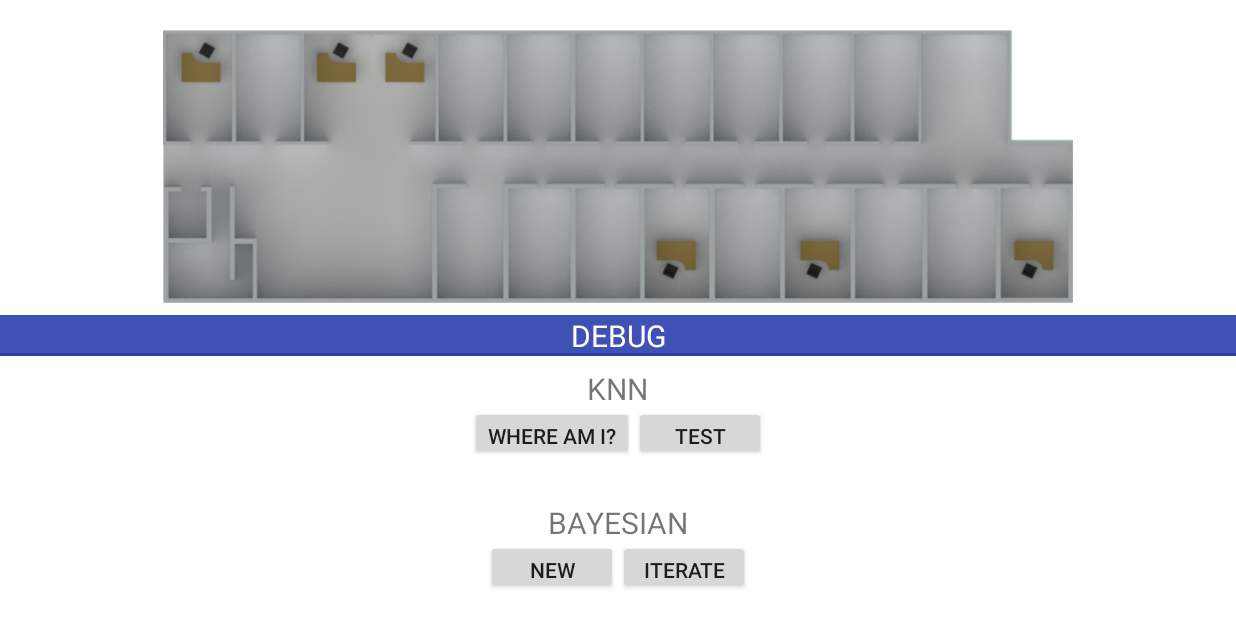
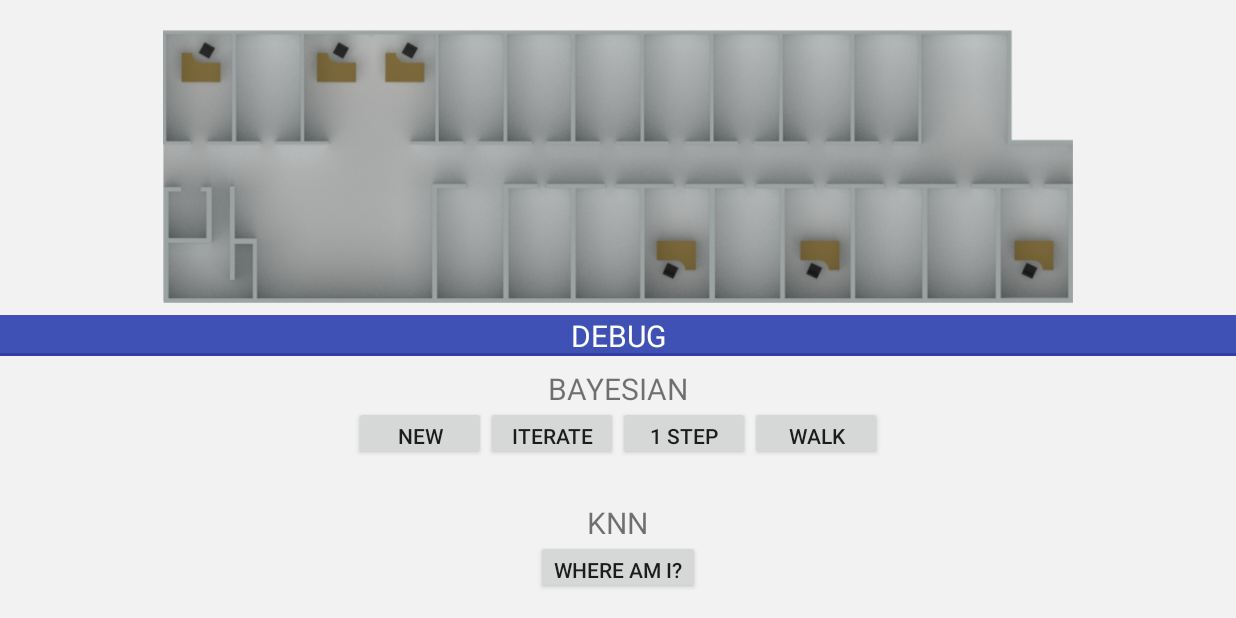
Before and after one commit to bajosoto/location-tracking, an Android app: the screen it shows after launch (MainActivity), on a phone screen of 824 x 412 dp (held sideways). Run offline under Robolectric (Android 15) with nearby library versions, the phone set to English and light mode, and no system bars.

Commit message:
Last before climbing

```diff
--- a/app/src/main/java/com/example/administrator/smartphonesensing/MainActivity.java
+++ b/app/src/main/java/com/example/administrator/smartphonesensing/MainActivity.java
@@ -91,7 +91,8 @@ public class MainActivity extends Activity {
             buttonTrainRoomSubs,
             buttonTrainRoomAdd,
             buttonCfgCompassSubst,
-            buttonCfgCompassAdd;
+            buttonCfgCompassAdd,
+            buttonStartWalk;
 
     @Override
     public void onCreate(Bundle savedInstanceState) {
@@ -110,7 +111,7 @@ public class MainActivity extends Activity {
         initButtons();
 
         // Init PMF
-        pmf = new ProbMassFuncs(numRooms, numRSSLvl);
+        pmf = new ProbMassFuncs(numRooms, numRSSLvl, textTraining);
         if (pmf.loadPMF())
             Toast.makeText(MainActivity.this, "Loaded PMF", Toast.LENGTH_SHORT).show();
         else
@@ -200,6 +201,7 @@ public class MainActivity extends Activity {
         buttonTrainRoomAdd = (Button) findViewById(R.id.buttonTrainRoomAdd);
         buttonCfgCompassSubst = (Button) findViewById(R.id.buttonCfgCompassSubst);
         buttonCfgCompassAdd = (Button) findViewById(R.id.buttonCfgCompassAdd);
+        buttonStartWalk = (Button) findViewById(R.id.buttonStartWalk);
 
         // Create a click listener for our button.
         buttonRssi.setOnClickListener(new OnClickListener() {
@@ -393,6 +395,18 @@ public class MainActivity extends Activity {
                 compass.decCalibration();
             }
         });
+        buttonStartWalk.setOnClickListener(new OnClickListener() {
+            @Override
+            public void onClick(View v) {
+                if(!stepCounter.hasWalkStarted()) {
+                    stepCounter.startWalk();
+                    buttonStartWalk.setText("STOP");
+                } else {
+                    stepCounter.stopWalk();
+                    buttonStartWalk.setText("WALK");
+                }
+            }
+        });
     }
 
     private void checkWritingPermission() {
--- a/app/src/main/java/com/example/administrator/smartphonesensing/ParticleFilter.java
+++ b/app/src/main/java/com/example/administrator/smartphonesensing/ParticleFilter.java
@@ -191,7 +191,7 @@ public class ParticleFilter {
         redrawParticles(); // According to Lecture PPT, particles must start after Bayesian
     }
 
-    public void updateParticles(int xOffset, int yOffset) {  // TODO: change lit room based on particle count
+    public void updateParticles(int xOffset, int yOffset) {  // TODO: fix crash when all particles die
         int maxW = floorMap.getMapWidth();
         int maxH = floorMap.getMapHeight();
         Iterator<Particle> i = particles.iterator();
--- a/app/src/main/java/com/example/administrator/smartphonesensing/ProbMassFuncs.java
+++ b/app/src/main/java/com/example/administrator/smartphonesensing/ProbMassFuncs.java
@@ -3,7 +3,10 @@ package com.example.administrator.smartphonesensing;
 import android.content.Context;
 import android.net.wifi.ScanResult;
 import android.util.Log;
+import android.widget.TextView;
 import android.widget.Toast;
+
+import org.w3c.dom.Text;
 
 import java.io.File;
 import java.io.FileInputStream;
@@ -27,6 +30,7 @@ public class ProbMassFuncs implements Serializable{
     private Map<String, TableRss> tablesRss;
     private StoredPMF pmf;
     private PerceptionModel pm;
+    private TextView textTraining;
     private int numCells;
     private int numRssLevels;
     LogWriter logPmf = new LogWriter("logPmf.txt");
@@ -36,9 +40,10 @@ public class ProbMassFuncs implements Serializable{
     private Context context;
 
 
-    public ProbMassFuncs(int numCells, int numRssLevels) {
+    public ProbMassFuncs(int numCells, int numRssLevels, TextView _textTraining) {
         this.tablesRss = new HashMap<String, TableRss>();
         this.pm = new PerceptionModel(numCells, numRssLevels);
+        textTraining = _textTraining;
         this.numCells = numCells;
         this.numRssLevels = numRssLevels;
         this.root = android.os.Environment.getExternalStorageDirectory();
@@ -158,6 +163,10 @@ public class ProbMassFuncs implements Serializable{
     // it this way reduces space in memory and adds granularity to our data for RSS values we didn't
     // capture during data acquisition.
     public void calcGauss(){  // TODO: Add a progress indicator to avoid getting a heart attack on 9th floor
+
+        int entries = tablesRss.size();
+        entries *= numCells;
+        int counter = 0;
         // For each RSS table, corresponding to each AP found during scans
         for (Map.Entry<String, TableRss> e : this.tablesRss.entrySet()){
             TableRss rTable = e.getValue();
@@ -169,6 +178,8 @@ public class ProbMassFuncs implements Serializable{
                 GaussianPair pair = rTable.getGaussian(i);
                 // Then set it in the new gaussian table
                 gTable.setGaussianPair(i, pair);
+                counter++;
+                textTraining.setText("Calculating Gaussians... (" + counter + " / " + entries + ")");
             }
             // Add the gaussian table to the gaussian tables hashmap
             this.pmf.tablesGauss.put(key, gTable);
@@ -487,9 +498,9 @@ public class ProbMassFuncs implements Serializable{
             }
             for (int i = 0; i < numCells; i++) {
                 if (p_x_prior[i] == 0) {
-                    p_x_prior[i] = 0.01;
+                    p_x_prior[i] = 0.02;
                 } else {
-                    p_x_prior[i] = p_x_prior[i] * (1 - counter * 0.01);
+                    p_x_prior[i] = p_x_prior[i] * (1 - counter * 0.02);
                 }
             }
         }
--- a/app/src/main/res/layout/activity_main.xml
+++ b/app/src/main/res/layout/activity_main.xml
@@ -17,7 +17,7 @@
             android:layout_width="match_parent"
             android:layout_height="match_parent"
             android:layout_gravity="center"
-            android:background="#ffffff"
+            android:background="#f2f2f2"
 
             android:gravity="center"
             android:orientation="vertical"
@@ -36,7 +36,7 @@
             <View
                 android:layout_width="match_parent"
                 android:layout_height="8dp"
-                android:background="#ffffff"/>
+                android:background="#f2f2f2"/>
             <TextView
                 android:id="@+id/titleDEBUG"
                 android:layout_width="match_parent"
@@ -53,43 +53,10 @@
             <View
                 android:layout_width="match_parent"
                 android:layout_height="8dp"
-                android:background="#ffffff"/>
+                android:background="#f2f2f2"/>
             <!--  ====================================== -->
             <!--  ====================================== -->
 
-
-            <TextView
-                android:id="@+id/titleRSSI"
-                android:layout_width="wrap_content"
-                android:layout_height="25dp"
-                android:layout_gravity="center"
-                android:text="KNN"
-                android:textSize="20dp" />
-
-            <LinearLayout
-                android:layout_width="match_parent"
-                android:layout_height="36dp"
-                android:orientation="horizontal"
-                android:gravity="center|top"
-                android:weightSum="1">
-
-                <Button
-                    android:id="@+id/buttonLocation"
-                    android:layout_width="wrap_content"
-                    android:layout_height="wrap_content"
-                    android:text="Where am I?" />
-                <Button
-                    android:id="@+id/buttonTest"
-                    android:layout_width="wrap_content"
-                    android:layout_height="wrap_content"
-                    android:text="test" />
-            </LinearLayout>
-
-            <TextView
-                android:id="@+id/textKNN"
-                android:layout_width="300dp"
-                android:layout_height="28dp"
-                android:text="" />
 
             <TextView
                 android:id="@+id/titleBAYES"
@@ -115,10 +82,51 @@
                     android:layout_width="wrap_content"
                     android:layout_height="wrap_content"
                     android:text="Iterate" />
+                <Button
+                    android:id="@+id/buttonTest"
+                    android:layout_width="wrap_content"
+                    android:layout_height="wrap_content"
+                    android:text="1 Step" />
+                <Button
+                    android:id="@+id/buttonStartWalk"
+                    android:layout_width="wrap_content"
+                    android:layout_height="wrap_content"
+                    android:text="WALK" />
             </LinearLayout>
 
             <TextView
                 android:id="@+id/textBAYES"
+                android:layout_width="300dp"
+                android:layout_height="28dp"
+                android:text="" />
+
+
+
+            <TextView
+                android:id="@+id/titleRSSI"
+                android:layout_width="wrap_content"
+                android:layout_height="25dp"
+                android:layout_gravity="center"
+                android:text="KNN"
+                android:textSize="20dp" />
+
+            <LinearLayout
+                android:layout_width="match_parent"
+                android:layout_height="36dp"
+                android:orientation="horizontal"
+                android:gravity="center|top"
+                android:weightSum="1">
+
+                <Button
+                    android:id="@+id/buttonLocation"
+                    android:layout_width="wrap_content"
+                    android:layout_height="wrap_content"
+                    android:text="Where am I?" />
+
+            </LinearLayout>
+
+            <TextView
+                android:id="@+id/textKNN"
                 android:layout_width="300dp"
                 android:layout_height="28dp"
                 android:text="" />
@@ -155,7 +163,7 @@
             <View
                 android:layout_width="match_parent"
                 android:layout_height="8dp"
-                android:background="#ffffff"/>
+                android:background="#f2f2f2"/>
             <TextView
                 android:id="@+id/titleTRAINING"
                 android:layout_width="match_parent"
@@ -172,7 +180,7 @@
             <View
                 android:layout_width="match_parent"
                 android:layout_height="8dp"
-                android:background="#ffffff"/>
+                android:background="#f2f2f2"/>
             <!--  ====================================== -->
             <!--  ====================================== -->
 
@@ -238,7 +246,7 @@
             <View
                 android:layout_width="match_parent"
                 android:layout_height="8dp"
-                android:background="#ffffff"/>
+                android:background="#f2f2f2"/>
             <TextView
                 android:id="@+id/titleAcc"
                 android:layout_width="match_parent"
@@ -255,7 +263,7 @@
             <View
                 android:layout_width="match_parent"
                 android:layout_height="8dp"
-                android:background="#ffffff"/>
+                android:background="#f2f2f2"/>
             <!--  ====================================== -->
             <!--  ====================================== -->
 
@@ -263,7 +271,7 @@
             <LinearLayout
                 android:layout_width="match_parent"
                 android:layout_height="wrap_content"
-                android:background="#ffffff"
+                android:background="#f2f2f2"
                 android:gravity="center|top"
                 android:orientation="horizontal" >
 
@@ -271,7 +279,7 @@
                     android:layout_width="0dp"
                     android:layout_height="wrap_content"
                     android:layout_weight="0.33"
-                    android:background="#ffffff"
+                    android:background="#f2f2f2"
                     android:gravity="center"
                     android:orientation="vertical" >
 
@@ -297,7 +305,7 @@
                     android:layout_width="0dp"
                     android:layout_height="wrap_content"
                     android:layout_weight="0.33"
-                    android:background="#ffffff"
+                    android:background="#f2f2f2"
                     android:gravity="center"
                     android:orientation="vertical" >
 
@@ -323,7 +331,7 @@
                     android:layout_width="0dp"
                     android:layout_height="wrap_content"
                     android:layout_weight="0.33"
-                    android:background="#ffffff"
+                    android:background="#f2f2f2"
                     android:gravity="center"
                     android:orientation="vertical" >
 
@@ -372,7 +380,7 @@
                 android:layout_width="300dp"
                 android:layout_height="28dp"
                 android:text="" />
-        </LinearLayout>
+
 
 
         <!--  ====================================== -->
@@ -380,7 +388,7 @@
         <View
             android:layout_width="match_parent"
             android:layout_height="8dp"
-            android:background="#ffffff"/>
+            android:background="#f2f2f2"/>
         <TextView
             android:id="@+id/titleCompass"
             android:layout_width="match_parent"
@@ -397,7 +405,7 @@
         <View
             android:layout_width="match_parent"
             android:layout_height="8dp"
-            android:background="#ffffff"/>
+            android:background="#f2f2f2"/>
         <!--  ====================================== -->
         <!--  ====================================== -->
 
@@ -451,7 +459,7 @@
         <View
             android:layout_width="match_parent"
             android:layout_height="8dp"
-            android:background="#ffffff"/>
+            android:background="#f2f2f2"/>
         <TextView
             android:id="@+id/titleCONFIG"
             android:layout_width="match_parent"
@@ -468,7 +476,7 @@
         <View
             android:layout_width="match_parent"
             android:layout_height="8dp"
-            android:background="#ffffff"/>
+            android:background="#f2f2f2"/>
         <!--  ====================================== -->
         <!--  ====================================== -->
 
@@ -626,6 +634,6 @@
                 android:layout_height="wrap_content"
                 android:text="&gt;" />
         </LinearLayout>
-
+        </LinearLayout>
     </TableLayout>
 </ScrollView>
```
Also changed, not shown: app/src/main/java/com/example/administrator/smartphonesensing/StepCounter.java (+16 -4 lines).
